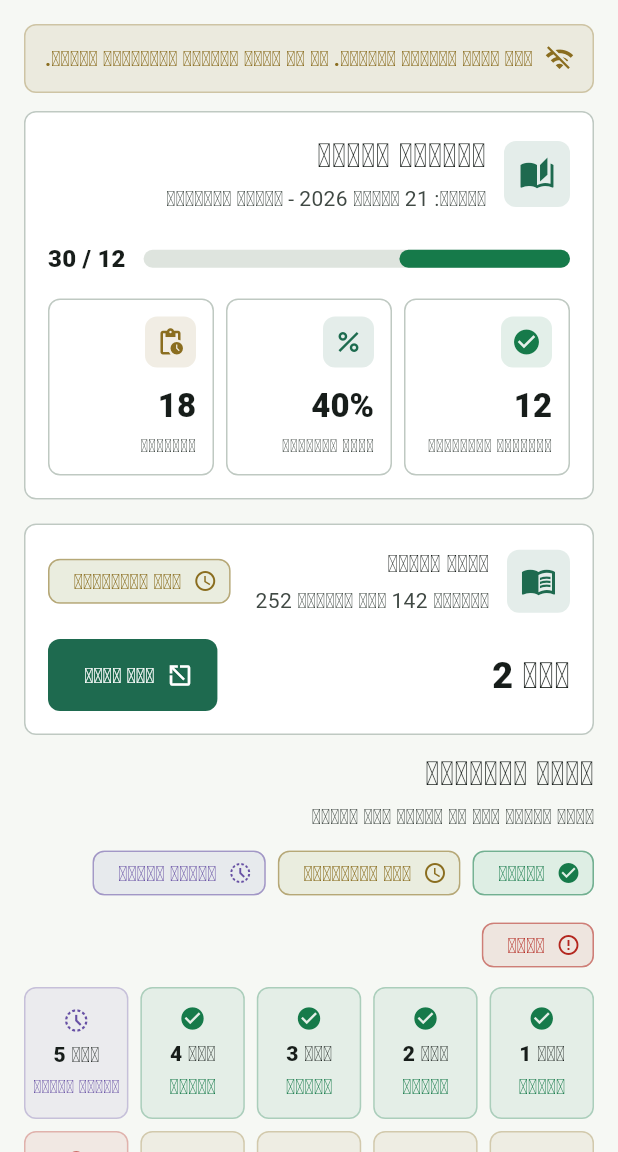
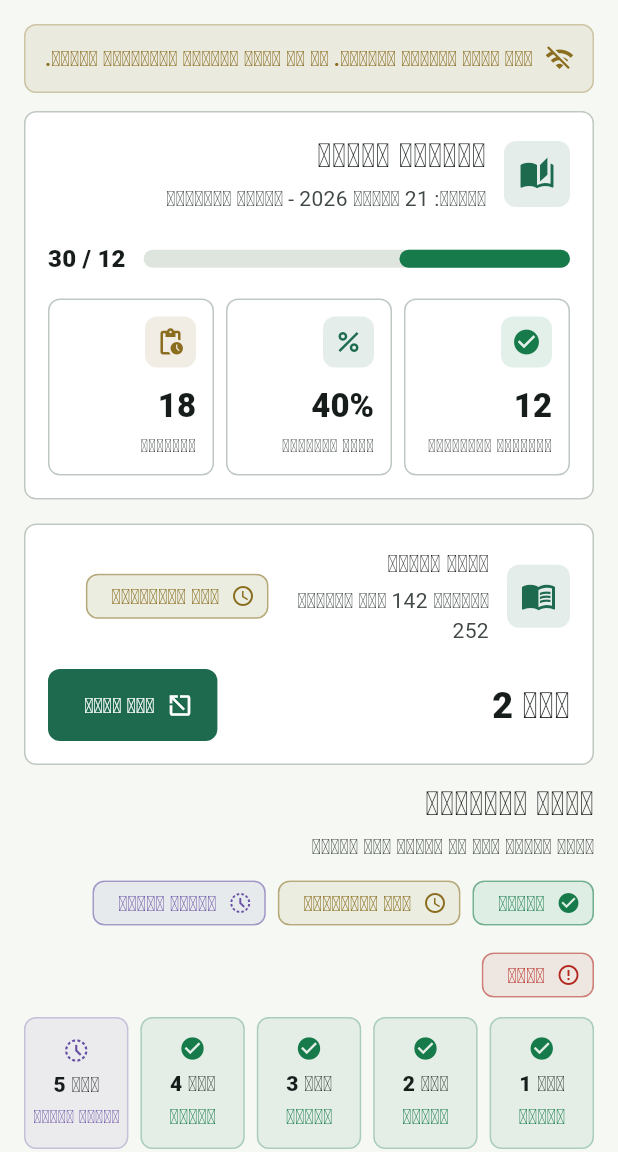
Before and after one commit to Rivai98/quran-daily, a Flutter app: the GroupDashboardScreen screen opened by its route, on a phone screen of 412 x 824 dp, the part 84-1236 px from its top. Run offline on Flutter 3.47's test engine with Material 3 defaults, Android fonts, the phone set to English and light mode, and no system bars; our stand-ins replace equatable, get_it, sqflite, supabase_flutter; accounts and stored records are empty.

Commit message:
chore(setup): Phase 1 - deps, fonts, assets, supabase workspace (T004-T006)
- T004: remove google_sign_in; add intl, flutter_timezone, share_plus,
  app_links, connectivity_plus; dev sqflite_common_ffi; upgrade
  supabase_flutter to 2.18.3 (publishable key); declare assets/quran/ and
  bundled Cairo variable + Amiri 400/700 font families; anonKey ->
  publishableKey in SupabaseClientProvider
- T005: create empty supabase/migrations|functions|tests (config.toml and
  project link zwkvijapswwutwozbvgy already owner-provided)
- T006: README documents .env + --dart-define-from-file (.env.example and
  .gitignore verified)
- repair legacy dashboard test failures (pre-existing at HEAD): eager
  SingleChildScrollView+Column so find.text works, Flexible around
  StatusChip/DenseInfoRow trailing to stop 320dp/1.25x overflows;
  withOpacity -> withValues migration; const ListView fix in legacy test
- checkpoint: flutter analyze clean, flutter test 22/22 green

```diff
--- a/lib/core/network/supabase_client_provider.dart
+++ b/lib/core/network/supabase_client_provider.dart
@@ -12,7 +12,8 @@ class SupabaseClientProvider {
     if (!_initialized) {
       await Supabase.initialize(
         url: config.supabaseUrl.toString(),
-        anonKey: config.supabaseAnonKey,
+        // 2.x publishable key (sb_publishable_...); anonKey is deprecated.
+        publishableKey: config.supabaseAnonKey,
       );
       _initialized = true;
     }
--- a/lib/features/quran_groups/view/screens/group_dashboard_screen.dart
+++ b/lib/features/quran_groups/view/screens/group_dashboard_screen.dart
@@ -28,9 +28,11 @@ class GroupDashboardScreen extends StatelessWidget {
           ),
         ],
       ),
-      body: ListView(
+      body: SingleChildScrollView(
         padding: AppSpacing.screen,
-        children: [
+        child: Column(
+          crossAxisAlignment: CrossAxisAlignment.stretch,
+          children: [
           const OfflineStaleBanner(),
           const SizedBox(height: AppSpacing.sm),
           const DashboardProgressHeader(),
@@ -86,7 +88,8 @@ class GroupDashboardScreen extends StatelessWidget {
             onTap: () => Navigator.pushNamed(context, AppRoutes.history),
             trailing: const Icon(Icons.chevron_left),
           ),
-        ],
+          ],
+        ),
       ),
     );
   }
@@ -112,7 +115,7 @@ class _PersonalAssignmentCard extends StatelessWidget {
                   width: 42,
                   height: 42,
                   decoration: BoxDecoration(
-                    color: theme.colorScheme.primary.withOpacity(0.12),
+                    color: theme.colorScheme.primary.withValues(alpha: 0.12),
                     borderRadius: BorderRadius.circular(8),
                   ),
                   child: Icon(
@@ -139,9 +142,11 @@ class _PersonalAssignmentCard extends StatelessWidget {
                     ],
                   ),
                 ),
-                const StatusChip(
-                  label: ArabicStrings.pending,
-                  status: ReadingStatus.pending,
+                const Flexible(
+                  child: StatusChip(
+                    label: ArabicStrings.pending,
+                    status: ReadingStatus.pending,
+                  ),
                 ),
               ],
             ),
--- a/lib/features/quran_groups/view/widgets/assignment_status_grid.dart
+++ b/lib/features/quran_groups/view/widgets/assignment_status_grid.dart
@@ -47,8 +47,8 @@ class AssignmentStatusGrid extends StatelessWidget {
             };
             return DecoratedBox(
               decoration: BoxDecoration(
-                color: color.withOpacity(0.08),
-                border: Border.all(color: color.withOpacity(0.28)),
+                color: color.withValues(alpha: 0.08),
+                border: Border.all(color: color.withValues(alpha: 0.28)),
                 borderRadius: BorderRadius.circular(8),
               ),
               child: Padding(
--- a/lib/features/quran_groups/view/widgets/dashboard_progress_header.dart
+++ b/lib/features/quran_groups/view/widgets/dashboard_progress_header.dart
@@ -23,7 +23,7 @@ class DashboardProgressHeader extends StatelessWidget {
                   width: 44,
                   height: 44,
                   decoration: BoxDecoration(
-                    color: theme.colorScheme.primary.withOpacity(0.12),
+                    color: theme.colorScheme.primary.withValues(alpha: 0.12),
                     borderRadius: BorderRadius.circular(8),
                   ),
                   child: Icon(
--- a/lib/features/quran_groups/view/widgets/dense_info_row.dart
+++ b/lib/features/quran_groups/view/widgets/dense_info_row.dart
@@ -36,7 +36,7 @@ class DenseInfoRow extends StatelessWidget {
                 width: 38,
                 height: 38,
                 decoration: BoxDecoration(
-                  color: color.withOpacity(0.11),
+                  color: color.withValues(alpha: 0.11),
                   borderRadius: BorderRadius.circular(8),
                 ),
                 child: Icon(icon, color: color, size: 20),
@@ -66,7 +66,7 @@ class DenseInfoRow extends StatelessWidget {
               ),
               if (trailing != null) ...[
                 const SizedBox(width: AppSpacing.xs),
-                trailing!,
+                Flexible(child: trailing!),
               ],
             ],
           ),
--- a/lib/features/quran_groups/view/widgets/history_day_summary_tile.dart
+++ b/lib/features/quran_groups/view/widgets/history_day_summary_tile.dart
@@ -29,7 +29,7 @@ class HistoryDaySummaryTile extends StatelessWidget {
           vertical: AppSpacing.xxs,
         ),
         decoration: BoxDecoration(
-          color: Theme.of(context).colorScheme.primary.withOpacity(0.1),
+          color: Theme.of(context).colorScheme.primary.withValues(alpha: 0.1),
           borderRadius: BorderRadius.circular(8),
         ),
         child: Text(
--- a/lib/features/quran_groups/view/widgets/metric_card.dart
+++ b/lib/features/quran_groups/view/widgets/metric_card.dart
@@ -31,7 +31,7 @@ class MetricCard extends StatelessWidget {
               width: 34,
               height: 34,
               decoration: BoxDecoration(
-                color: color.withOpacity(0.12),
+                color: color.withValues(alpha: 0.12),
                 borderRadius: BorderRadius.circular(8),
               ),
               child: Icon(icon, color: color, size: 20),
--- a/lib/features/quran_groups/view/widgets/public_group_profile_card.dart
+++ b/lib/features/quran_groups/view/widgets/public_group_profile_card.dart
@@ -22,7 +22,7 @@ class PublicGroupProfileCard extends StatelessWidget {
                   width: 42,
                   height: 42,
                   decoration: BoxDecoration(
-                    color: theme.colorScheme.primary.withOpacity(0.12),
+                    color: theme.colorScheme.primary.withValues(alpha: 0.12),
                     borderRadius: BorderRadius.circular(8),
                   ),
                   child: Icon(Icons.groups, color: theme.colorScheme.primary),
@@ -80,7 +80,7 @@ class PublicGroupProfileCard extends StatelessWidget {
                   child: Container(
                     padding: const EdgeInsets.all(AppSpacing.xs),
                     decoration: BoxDecoration(
-                      color: AppTheme.pendingColor.withOpacity(0.1),
+                      color: AppTheme.pendingColor.withValues(alpha: 0.1),
                       borderRadius: BorderRadius.circular(8),
                     ),
                     child: const Text(
--- a/lib/features/quran_groups/view/widgets/state_panel.dart
+++ b/lib/features/quran_groups/view/widgets/state_panel.dart
@@ -34,7 +34,7 @@ class StatePanel extends StatelessWidget {
               width: 42,
               height: 42,
               decoration: BoxDecoration(
-                color: tone.withOpacity(0.12),
+                color: tone.withValues(alpha: 0.12),
                 borderRadius: BorderRadius.circular(8),
               ),
               child: Icon(icon, color: tone),
--- a/lib/features/quran_groups/view/widgets/status_chip.dart
+++ b/lib/features/quran_groups/view/widgets/status_chip.dart
@@ -26,8 +26,8 @@ class StatusChip extends StatelessWidget {
     return Chip(
       avatar: Icon(_icon, size: 16, color: color),
       label: Text(label),
-      backgroundColor: color.withOpacity(0.1),
-      side: BorderSide(color: color.withOpacity(0.32)),
+      backgroundColor: color.withValues(alpha: 0.1),
+      side: BorderSide(color: color.withValues(alpha: 0.32)),
       shape: RoundedRectangleBorder(borderRadius: BorderRadius.circular(8)),
       labelStyle: TextStyle(color: color, fontWeight: FontWeight.w700),
       visualDensity: VisualDensity.compact,
--- a/lib/features/quran_groups/view/widgets/validation_banner.dart
+++ b/lib/features/quran_groups/view/widgets/validation_banner.dart
@@ -20,8 +20,8 @@ class ValidationBanner extends StatelessWidget {
       width: double.infinity,
       padding: const EdgeInsets.all(AppSpacing.sm),
       decoration: BoxDecoration(
-        color: color.withOpacity(0.1),
-        border: Border.all(color: color.withOpacity(0.3)),
+        color: color.withValues(alpha: 0.1),
+        border: Border.all(color: color.withValues(alpha: 0.3)),
         borderRadius: BorderRadius.circular(8),
       ),
       child: Row(
```
Also changed, not shown: pubspec.yaml (+25 -31 lines), pubspec.lock, 11 other files.
